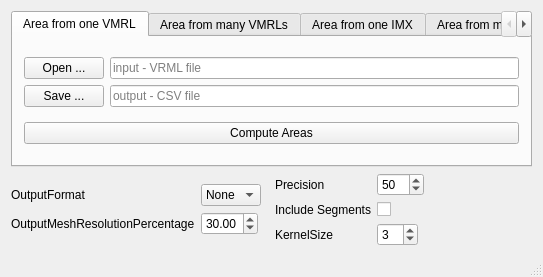
vg-lab/MeshReconstruct, file src/mainwindow.ui: the form before one commit.
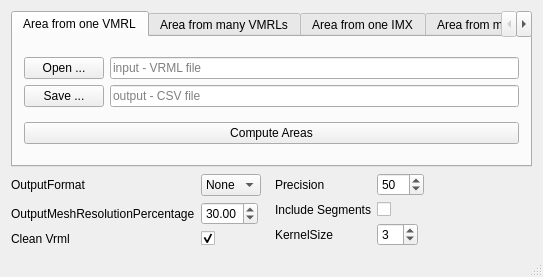
The form after the commit. Icons and pictures are not drawn.

Commit message: Added paramenters to UI , and Object Oriented Bounding Box implemented

The edit to the form file:
```diff
--- a/src/mainwindow.ui
+++ b/src/mainwindow.ui
@@ -352,6 +352,23 @@
           </property>
          </widget>
         </item>
+        <item row="2" column="0">
+         <widget class="QLabel" name="cleanVrmlLabel">
+          <property name="text">
+           <string>Clean Vrml</string>
+          </property>
+         </widget>
+        </item>
+        <item row="2" column="1">
+         <widget class="QCheckBox" name="cleanVrmlCheckBox">
+          <property name="enabled">
+           <bool>true</bool>
+          </property>
+          <property name="checked">
+           <bool>true</bool>
+          </property>
+         </widget>
+        </item>
        </layout>
       </item>
       <item>
```
The commit also changes 6 other files.
